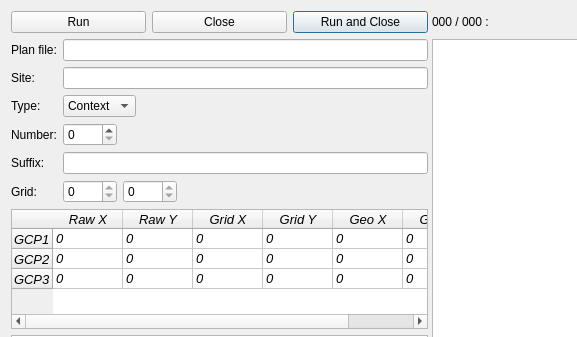
The window that ark_georef_dialog_base.ui (lparchaeology/ArkPlan) describes before a commit, drawn with Qt 5; both pictures show x 0 to 577 and y 0 to 337 of the 1274 by 923 pixel window.
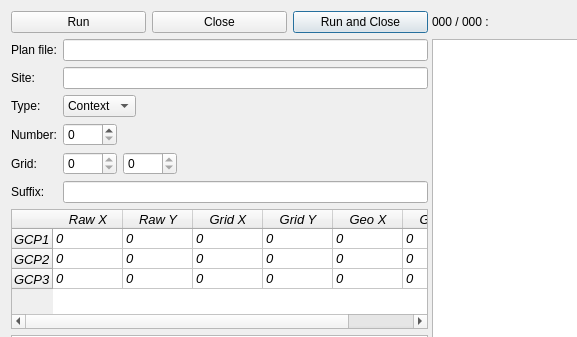
The same window after the commit. Custom widgets are drawn as their Qt base class.

Patch:
```diff
--- a/ark_georef_dialog_base.ui
+++ b/ark_georef_dialog_base.ui
@@ -25,7 +25,7 @@
      <property name="orientation">
       <enum>Qt::Horizontal</enum>
      </property>
-     <widget class="QWidget" name="">
+     <widget class="QWidget" name="layoutWidget">
       <layout class="QVBoxLayout" name="verticalLayout_4">
        <item>
         <layout class="QHBoxLayout" name="horizontalLayout_5">
@@ -215,20 +215,20 @@
            </item>
           </layout>
          </item>
-         <item row="4" column="1">
+         <item row="6" column="0">
+          <widget class="QLabel" name="m_suffixLabel">
+           <property name="text">
+            <string>Suffix:</string>
+           </property>
+          </widget>
+         </item>
+         <item row="6" column="1">
           <widget class="QLineEdit" name="m_suffixEdit">
            <property name="maxLength">
             <number>1</number>
            </property>
           </widget>
          </item>
-         <item row="4" column="0">
-          <widget class="QLabel" name="m_suffixLabel">
-           <property name="text">
-            <string>Suffix:</string>
-           </property>
-          </widget>
-         </item>
         </layout>
        </item>
        <item>
@@ -434,7 +434,7 @@
        </item>
       </layout>
      </widget>
-     <widget class="QWidget" name="">
+     <widget class="QWidget" name="layoutWidget">
       <layout class="QGridLayout" name="gridLayout">
        <item row="0" column="0">
         <layout class="QVBoxLayout" name="verticalLayout">
```
